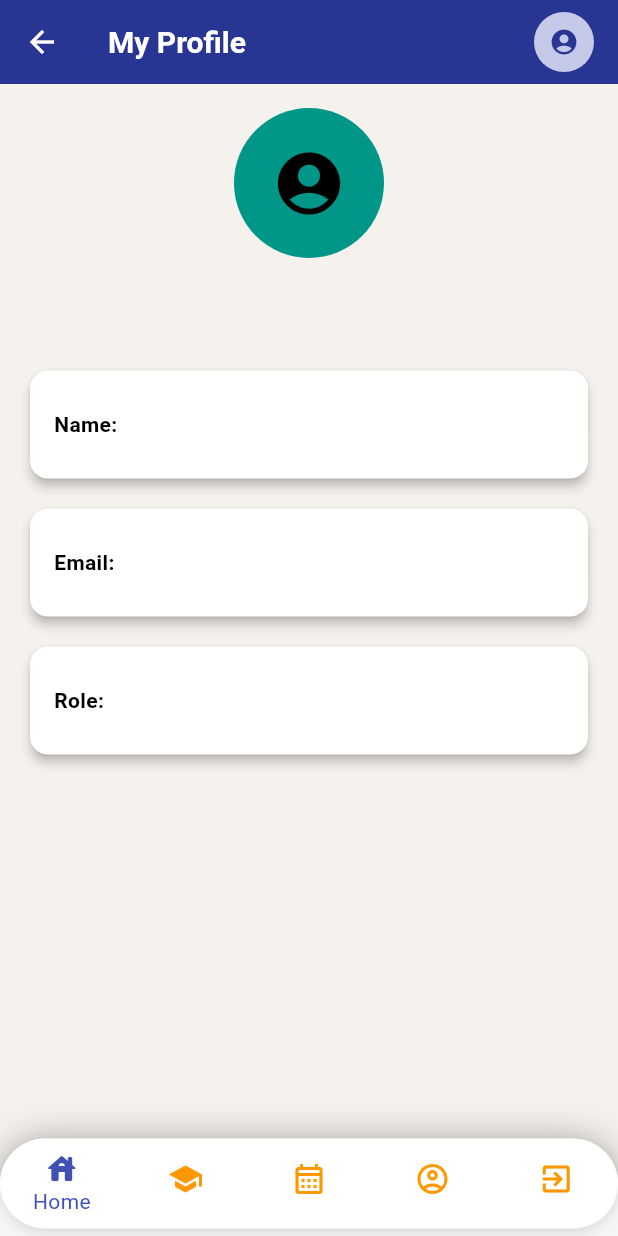
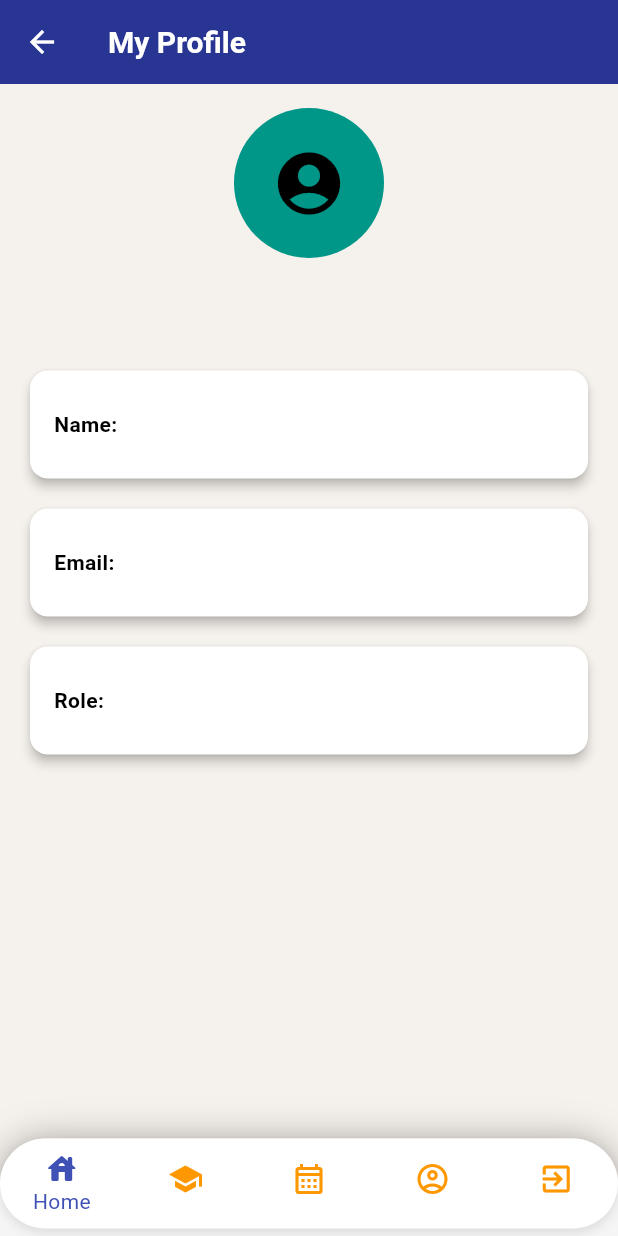
Before and after one commit to MobileProgramming2025/MobileProgramming, a Flutter app: the DoctorProfile screen opened directly with empty values, on a phone screen of 412 x 824 dp. Run offline on Flutter 3.47's test engine with Material 3 defaults, Android fonts, the phone set to English and light mode, and no system bars; our stand-ins replace cloud_firestore, file_picker, firebase_auth, firebase_core, firebase_storage, flutter_dotenv and 8 more; accounts and stored records are empty.

Commit message:
remove image from doctor profile

```diff
--- a/lib/screens/UserScreens/user_home.dart
+++ b/lib/screens/UserScreens/user_home.dart
@@ -49,6 +49,7 @@ class _UserHomeState extends ConsumerState<UserHome> {
     final enrolledCourseStream = ref.watch(coursesProvider(userId));
 
     return Scaffold(
+
       appBar: DoctorAppBar(
         doctor: widget.user,
         appBarText: "Hello, ${widget.user.name}!",
--- a/lib/screens/doctorScreens/doctor_profile.dart
+++ b/lib/screens/doctorScreens/doctor_profile.dart
@@ -72,21 +72,21 @@ class _DoctorProfileScreenState extends State<DoctorProfile> {
           child: Column(
             children: [
               GestureDetector(
-                onTap: _pickImage,
+                // onTap: _pickImage,
                 child: CircleAvatar(
                   radius: 50,
                   backgroundColor: colorScheme.secondaryContainer,
-                  child: _profileImagePath == null
-                      ? Icon(Icons.account_circle,
+                  child:
+                       Icon(Icons.account_circle,
                           size: 50, color: colorScheme.onSurface)
-                      : ClipOval(
-                          child: Image.file(
-                            File(_profileImagePath!),
-                            width: 100,
-                            height: 100,
-                            fit: BoxFit.cover,
-                          ),
-                        ),
+                      // : ClipOval(
+                      //     child: Image.file(
+                      //       File(_profileImagePath!),
+                      //       width: 100,
+                      //       height: 100,
+                      //       fit: BoxFit.cover,
+                      //     ),
+                      //   ),
                 ),
               ),
               const SizedBox(height: 16),
--- a/lib/screens/partials/DoctorAppBar.dart
+++ b/lib/screens/partials/DoctorAppBar.dart
@@ -84,15 +84,16 @@ class _DoctorAppBarState extends State<DoctorAppBar> {
             child: Stack(
               children: [
                 // Profile Image
-                _profileImagePath == null
-                    ? CircleAvatar(
-                        radius: 20,
-                        child: Icon(Icons.account_circle, size: 20),
-                      )
-                    : CircleAvatar(
-                        radius: 20,
-                        backgroundImage: FileImage(File(_profileImagePath!)),
-                      ),
+                // _profileImagePath == null
+                    // ?
+                    //  CircleAvatar(
+                    //     radius: 20,
+                    //     child: Icon(Icons.account_circle, size: 20),
+                    //   )
+                    // : CircleAvatar(
+                    //     radius: 20,
+                    //     backgroundImage: FileImage(File(_profileImagePath!)),
+                    //   ),
               ],
             ),
           ),
--- a/lib/screens/partials/profile.dart
+++ b/lib/screens/partials/profile.dart
@@ -231,9 +231,7 @@ Future<void> _removeImage() async {
                               : CircleAvatar(
                                   radius: 50,
                                   backgroundImage: FileImage(File(_profileImagePath!)),
-                                ),
-
-                ),
+                                ),),
                 SizedBox(height: 16),
                 const SizedBox(height: 24),
                 _buildProfileCard(title: 'Name', value: user.name),
```
Also changed, not shown: 1 other file.
